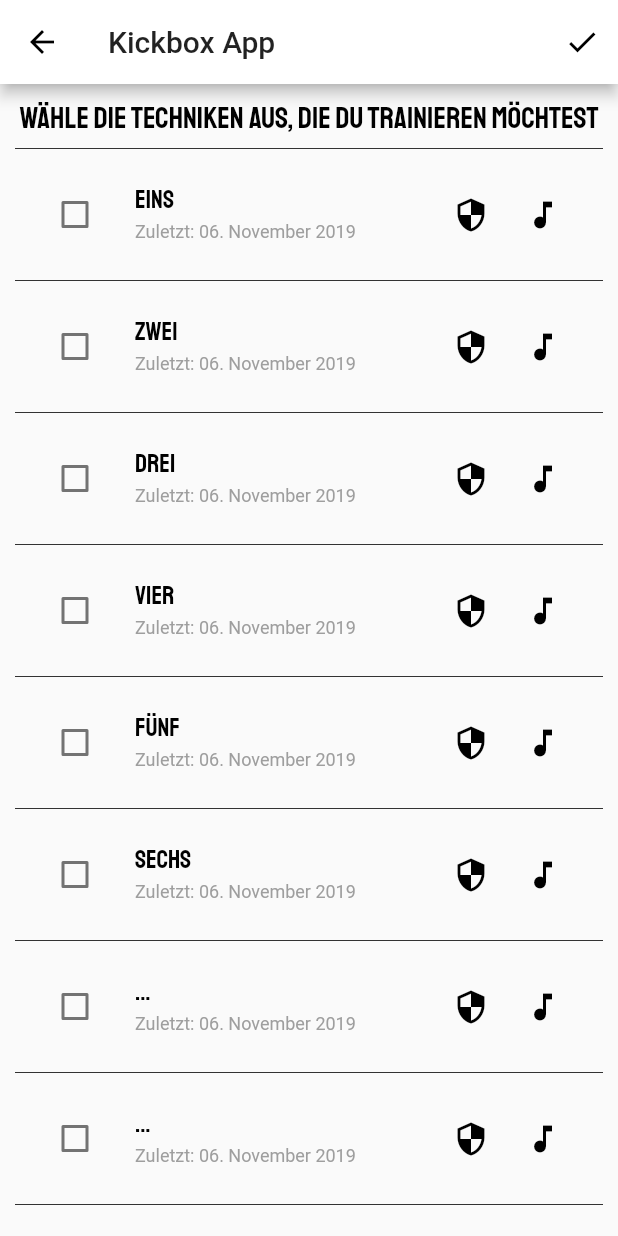
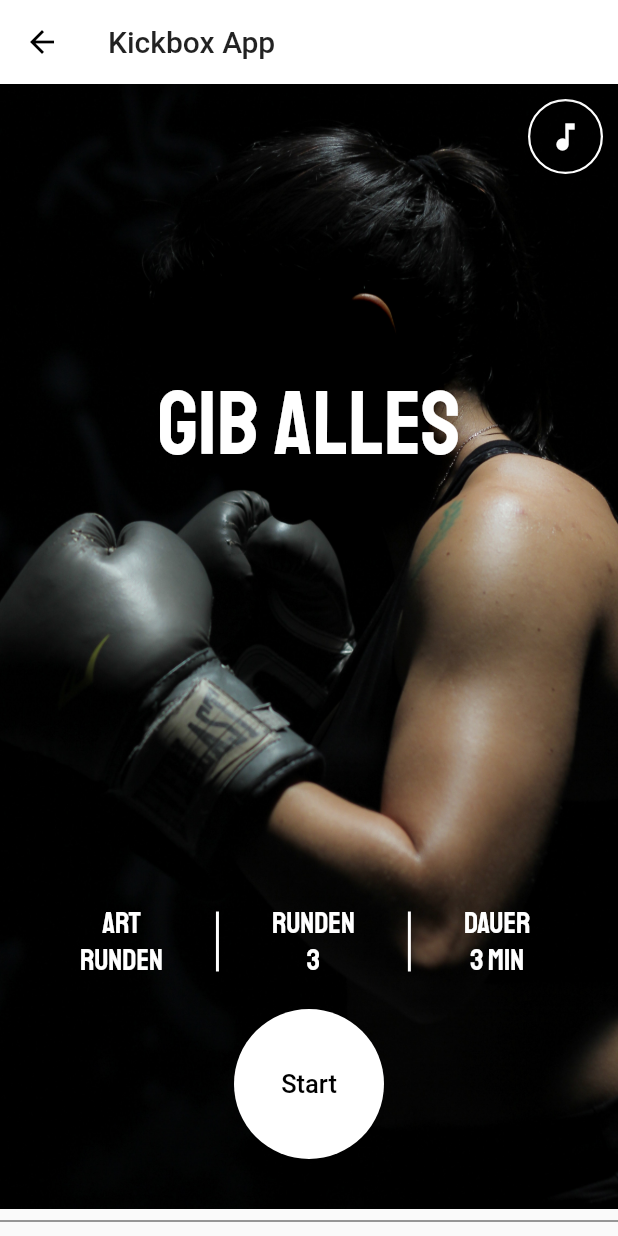
Before and after one commit to tabearunzheimer/boxing_app, a Flutter app: the ChooseWorkoutTechniques screen opened by its route, after a tap on the "check" icon, on a phone screen of 412 x 824 dp. Run offline on Flutter 3.47's test engine with Material 2 defaults, Android fonts, the phone set to English and light mode, and no system bars.

Commit message:
Add and Layout Choose-Workout-Summary-Screen

```diff
--- a/lib/main.dart
+++ b/lib/main.dart
@@ -1,5 +1,6 @@
 import 'package:flutter/material.dart';
 import 'package:uebung02/screens/choose_workout_style_screen.dart';
+import 'package:uebung02/screens/choose_workout_summary_screen.dart';
 import 'package:uebung02/screens/choose_workout_techniques.dart';
 import 'package:uebung02/screens/diary_screen.dart';
 import 'package:uebung02/screens/home_screen.dart';
@@ -25,9 +26,10 @@ class MyApp extends StatelessWidget {
           body1: TextStyle(color: Colors.white, fontFamily: 'Staatliches', fontSize: 20.0),
           body2: TextStyle(color: Colors.black, fontSize: 17.0),  //Theme.of(context).textTheme.body2
           display1: TextStyle(color: Colors.white, fontSize: 18.0),
-          display2: TextStyle(color: Colors.white, fontFamily: 'Staatliches', fontSize: 17.0),
+          display2: TextStyle(color: Colors.black, fontFamily: 'Staatliches', fontSize: 17.0),
           display3: TextStyle(color: Colors.grey, fontSize: 12.0),
           display4: TextStyle(color: Colors.black, fontFamily: 'Staatliches', fontSize: 17.0),
+          headline: TextStyle(color: Colors.white, fontFamily: 'Staatliches', fontSize: 60.0),
         ),
       ),
       initialRoute: '/',
@@ -37,6 +39,7 @@ class MyApp extends StatelessWidget {
         '/me' : (context) => MeScreen(),
         '/chooseWorkoutStyle' : (context) => ChooseWorkoutStyleScreen(),
         '/chooseWorkoutTechniques' : (context) => ChooseWorkoutTechniques(),
+        '/ChooseWorkoutSummaryScreen' : (context) => ChooseWorkoutSummaryScreen(),
       },
       home: HomeScreen(),
     );
--- /dev/null
+++ b/lib/screens/choose_workout_summary_screen.dart
@@ -0,0 +1,194 @@
+import 'package:flutter/material.dart';
+import 'package:uebung02/screens/reusable_widgets.dart';
+
+class ChooseWorkoutSummaryScreen extends StatefulWidget {
+  @override
+  _ChooseWorkoutSummaryScreenState createState() =>
+      new _ChooseWorkoutSummaryScreenState();
+}
+
+ReusableWidgets _reusableWidgets;
+
+class _ChooseWorkoutSummaryScreenState
+    extends State<ChooseWorkoutSummaryScreen> {
+  @override
+  Widget build(BuildContext context) {
+    _reusableWidgets = new ReusableWidgets(context, -1);
+    List<String> list = [
+      "Eins",
+      "Zwei",
+      "Drei",
+      "Vier",
+      "Fünf",
+      "Sechs",
+      "...",
+      "...",
+      "...",
+      "...",
+      "...",
+      "...",
+      "..."
+    ];
+
+
+    return Scaffold(
+        appBar: _reusableWidgets.getSimpleAppBar(),
+        body: ListView.separated(
+          separatorBuilder: (context, index) =>
+              Divider(
+                color: Color.fromRGBO(0, 0, 0, 0.8),
+              ),
+          //padding: EdgeInsets.all(10.0),
+          shrinkWrap: true,
+          itemCount: list.length,
+          scrollDirection: Axis.vertical,
+          itemBuilder: (context, index) {
+            if (index == 0) {
+              return _buildFirstListItem();
+            }
+            if (index == 1) {
+              return Container(
+                padding: EdgeInsets.only(left: 10),
+                child: Text("Techniken", style: Theme.of(context).textTheme.display2),
+              );
+            }
+            index -= 2;
+            return _buildListItems(list, index);
+          },
+        )
+    );
+  }
+
+  Widget _buildFirstListItem(){
+    return Stack(
+      children: <Widget>[
+        Image.asset('assets/img/female_boxer.jpg', height: 750.0, fit: BoxFit.fitHeight),
+        Container(
+          height: MediaQuery.of(context).size.height - (_reusableWidgets.getSimpleAppBar().preferredSize.height) - 30,
+          child: Column(
+            children: <Widget>[
+              Container(
+                padding: EdgeInsets.all(10.0),
+                width: (MediaQuery.of(context).size.width),
+                height: (MediaQuery.of(context).size.height / 3),
+                //color: Colors.red,
+                child: Column(
+                  mainAxisAlignment: MainAxisAlignment.spaceBetween,
+                  children: <Widget>[
+                    Container(
+                      alignment: Alignment.centerRight,
+                      child: Container(
+                        height: 50.0,
+                        width: 50.0,
+                        child: RawMaterialButton(
+                          shape: CircleBorder(side: BorderSide(color: Colors.white, width: 1.5)),
+                          child: Icon(Icons.music_note, color: Colors.white),
+                          onPressed: null,
+                        ),
+                      ),
+                    ),
+                    Text("Gib alles", style: Theme.of(context).textTheme.headline,),
+                  ],
+                ),
+              ),
+              Container(
+                //color: Colors.green,
+                height: (MediaQuery.of(context).size.height / 2) + 50,
+                padding: EdgeInsets.all(20),
+                alignment: Alignment.bottomCenter,
+                child: Column(
+                  mainAxisAlignment: MainAxisAlignment.end,
+                  children: <Widget>[
+                    Container(
+                      margin: EdgeInsets.fromLTRB(5, 0, 10, 20),
+                      child: Row(
+                        mainAxisAlignment: MainAxisAlignment.spaceEvenly,
+                        children: <Widget>[
+                          Column(
+                            children: <Widget>[
+                              Text("Art", textAlign: TextAlign.end,),
+                              Text("Runden"),
+                            ],
+                          ),
+                          Container(
+                              height: 40,
+                              child: VerticalDivider(
+                                color: Colors.white,
+                                thickness: 2.0,)
+                          ),
+                          Column(
+                            children: <Widget>[
+                              Text("Runden"),
+                              Text("3"),
+                            ],
+                          ),
+                          Container(
+                              height: 40,
+                              child: VerticalDivider(
+                                color: Colors.white,
+                                thickness: 2.0,)
+                          ),
+                          Column(
+                            children: <Widget>[
+                              Text("Dauer"),
+                              Text("3 min"),
+                            ],
+                          ),
+                        ],
+                      ),
+                    ),
+                    Row(
+                      mainAxisAlignment: MainAxisAlignment.spaceEvenly,
+                      children: <Widget>[
+                        Container(
+                          height: 100.0,
+                          width: 100.0,
+                          child: RawMaterialButton(
+                            shape: CircleBorder(),
+                            fillColor: Color.fromRGBO(255, 255, 255, 1),
+                            child: Text("Start", style: Theme.of(context).textTheme.body2,),
+                            onPressed: null,
+                          ),
+                        ),
+                      ],
+                    ),
+                  ],
+                ),
+              ),
+            ],
+          ),
+        ),
+      ],
+    );
+  }
+
+  Widget _buildListItems(List<Object> l, int index) {
+    return ListTile(
+      title: Text(l[index], style: Theme
+          .of(context)
+          .textTheme
+          .display4,),
+      subtitle: Text("Zuletzt: 06. November 2019", style: Theme
+          .of(context)
+          .textTheme
+          .display3,),
+      trailing: Row(
+        mainAxisAlignment: MainAxisAlignment.end,
+        mainAxisSize: MainAxisSize.min,
+        crossAxisAlignment: CrossAxisAlignment.start,
+        children: <Widget>[
+          IconButton(
+            icon: Icon(Icons.security, color: Colors.black,),
+            onPressed: null,
+          ),
+          IconButton(
+            icon: Icon(Icons.music_note, color: Colors.black,),
+            onPressed: null,
+          ),
+        ],
+      ),
+      onTap: () {},
+    );
+  }
+
+}
--- a/lib/screens/choose_workout_techniques.dart
+++ b/lib/screens/choose_workout_techniques.dart
@@ -1,5 +1,4 @@
 import 'package:flutter/material.dart';
-import 'package:uebung02/screens/reusable_widgets.dart';
 
 class ChooseWorkoutTechniques extends StatefulWidget {
   @override
@@ -34,7 +33,9 @@ class _ChooseWorkoutTechniquesState extends State<ChooseWorkoutTechniques> {
         title: Text("Kickbox App",),
         actions: <Widget>[
           IconButton(
-            onPressed: (){},
+            onPressed: (){
+              Navigator.pushNamed(context, '/ChooseWorkoutSummaryScreen');
+            },
             icon: Icon(Icons.check),
           ),
         ],
@@ -66,9 +67,9 @@ class _ChooseWorkoutTechniquesState extends State<ChooseWorkoutTechniques> {
       leading: Checkbox(
         value: _checkBoxVal[index],
         onChanged: (bool value) {
-          print(_checkBoxVal[index]);
+          //print(_checkBoxVal[index]);
           setState(() => _checkBoxVal[index] = value);
-          print(_checkBoxVal[index]);
+          //print(_checkBoxVal[index]);
         },
       ),
       title: Text(l[index], style: Theme.of(context).textTheme.display4,),
@@ -89,40 +90,11 @@ class _ChooseWorkoutTechniquesState extends State<ChooseWorkoutTechniques> {
         ],
       ),
       onTap: (){
-        print("onTap: $_checkBoxVal[index] ");
+        //print("onTap: $_checkBoxVal[index] ");
         setState(() => _checkBoxVal[index] = _checkBoxVal[index] ? false: true);
-        print("onTap: $_checkBoxVal[index] ");
+        //print("onTap: $_checkBoxVal[index] ");
       },
     );
   }
 
-  /*
-  dense: true,
-      leading: Checkbox(
-        onChanged: (bool value) {
-          setState(() => this._checkBoxVal = value);
-        },
-        value: this._checkBoxVal,
-      ),
-      title: Text(l[index], style: TextStyle(fontSize: 15.0),),
-      subtitle: Text("Datum: 06.11.2019"),
-      trailing: Row(
-        mainAxisAlignment: MainAxisAlignment.end,
-        mainAxisSize: MainAxisSize.min,
-        crossAxisAlignment: CrossAxisAlignment.start,
-        children: <Widget>[
-          IconButton(
-            icon: Icon(Icons.security, color: Colors.black,),
-            onPressed: null,
-          ),
-          IconButton(
-            icon: Icon(Icons.music_note, color: Colors.black,),
-            onPressed: null,
-          ),
-        ],
-      ),
-      //oeffne Infos zum Kick
-      onTap: null,
-   */
-
 }
--- a/lib/screens/reusable_widgets.dart
+++ b/lib/screens/reusable_widgets.dart
@@ -11,7 +11,7 @@ class ReusableWidgets {
     selectedIndex = index;
   }
 
-  Widget getNormalAppBar(){
+  AppBar getSimpleAppBar(){
     return AppBar(
       title: Text("Kickbox App",),
     );
```
